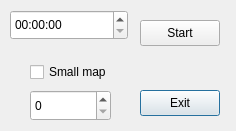
Qt form Game/dialog.ui (toivow/Otekn) before a commit.
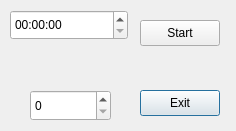
The same form after that commit.

What changed in the file:
```diff
--- a/Game/dialog.ui
+++ b/Game/dialog.ui
@@ -13,19 +13,6 @@
   <property name="windowTitle">
    <string>Dialog</string>
   </property>
-  <widget class="QCheckBox" name="small_map">
-   <property name="geometry">
-    <rect>
-     <x>30</x>
-     <y>60</y>
-     <width>101</width>
-     <height>24</height>
-    </rect>
-   </property>
-   <property name="text">
-    <string>Small map</string>
-   </property>
-  </widget>
   <widget class="QPushButton" name="exit_button">
    <property name="geometry">
     <rect>
```
